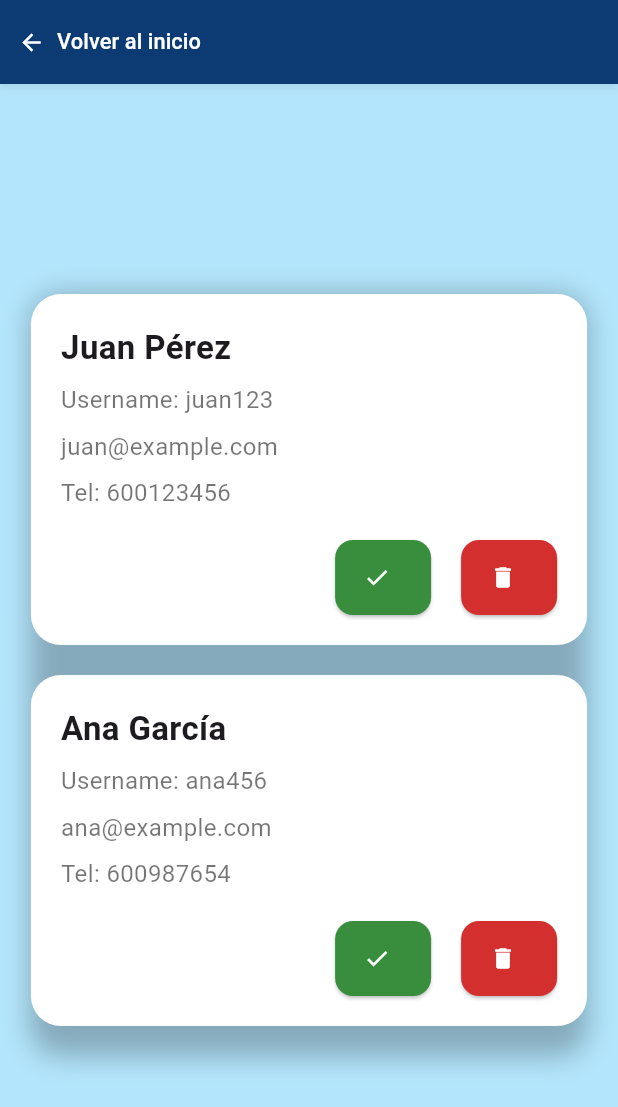
After one commit to PabloDev09/pablodev09.github.io, a Flutter app: the PendingUsersScreen screen opened by its route, on a phone screen of 412 x 824 dp. The commit adds this screen. Shown: the top 1107 px of the screen. Run offline on Flutter 3.47's test engine with Material 3 defaults, Android fonts, the phone set to English and light mode, and no system bars; our stand-ins replace cloud_firestore, dio, firebase_auth, firebase_core, go_router; accounts and stored records are empty; statements that could not run were skipped.

Commit message:
AFA 003: Creacion de la pagina de manejo de nuevos usuarios

```diff
--- a/afa/lib/main.dart
+++ b/afa/lib/main.dart
@@ -1,3 +1,4 @@
+import 'package:afa/providers/user_request_provider.dart';
 import 'package:flutter/material.dart';
 import 'package:flutter_web_plugins/flutter_web_plugins.dart';
 import 'package:afa/router/app_router.dart';
@@ -25,6 +26,7 @@ class MyApp extends StatelessWidget {
     return MultiProvider(
       providers: [
         ChangeNotifierProvider(create: (_) => RegisterProvider()),
+        ChangeNotifierProvider(create: (_) => UserRequestProvider()),
       ],
       child: MaterialApp.router(
         debugShowCheckedModeBanner: false,
--- /dev/null
+++ b/afa/lib/providers/user_request_provider.dart
@@ -0,0 +1,62 @@
+import 'package:flutter/material.dart';
+import 'package:afa/models/user_register.dart';
+
+class UserRequestProvider extends ChangeNotifier {
+  // Lista de usuarios pendientes (aquellos que aún no han sido activados)
+  final List<UserRegister> _pendingUsers = [
+    const UserRegister(
+      mail: 'juan@example.com',
+      username: 'juan123',
+      password: 'password1',
+      name: 'Juan',
+      surnames: 'Pérez',
+      address: 'Calle Falsa 123, Jaén (23), 23001',
+      phoneNumber: '600123456',
+      rol: 'user',
+      isActivate: false,
+    ),
+    const UserRegister(
+      mail: 'ana@example.com',
+      username: 'ana456',
+      password: 'password2',
+      name: 'Ana',
+      surnames: 'García',
+      address: 'Avenida Siempre Viva 742, Granada (18), 18001',
+      phoneNumber: '600987654',
+      rol: 'user',
+      isActivate: false,
+    ),
+  ];
+
+  // Getter para acceder a la lista de usuarios pendientes.
+  List<UserRegister> get pendingUsers => _pendingUsers;
+
+  /// Método para aceptar un usuario:
+  /// Se crea una nueva instancia del usuario con `isActivate` en true y se elimina de la lista de pendientes.
+  void acceptUser(UserRegister user) {
+    // Creamos una nueva instancia con isActivate = true
+    final acceptedUser = UserRegister(
+      mail: user.mail,
+      username: user.username,
+      password: user.password,
+      name: user.name,
+      surnames: user.surnames,
+      address: user.address,
+      phoneNumber: user.phoneNumber,
+      rol: user.rol,
+      isActivate: true,
+    );
+    // Por el momento, se elimina el usuario de la lista de pendientes.
+    _pendingUsers.remove(user);
+    // En un futuro, se podría actualizar la base de datos con la información de acceptedUser.
+    notifyListeners();
+  }
+
+  /// Método para eliminar un usuario:
+  /// Elimina el usuario de la lista de pendientes.
+  void deleteUser(UserRegister user) {
+    _pendingUsers.remove(user);
+    // En el futuro, se implementará la eliminación en la base de datos.
+    notifyListeners();
+  }
+}
--- a/afa/lib/router/app_router.dart
+++ b/afa/lib/router/app_router.dart
@@ -1,6 +1,7 @@
 import 'package:afa/screens/dashboard_screen.dart';
 import 'package:afa/screens/login_screen.dart';
 import 'package:afa/screens/not_found_screen.dart';
+import 'package:afa/screens/pending_user_screen.dart';
 import 'package:afa/screens/register_screen.dart';
 import 'package:afa/screens/welcome_screen.dart';
 import 'package:firebase_auth/firebase_auth.dart';
@@ -38,6 +39,11 @@ final GoRouter afaRouter = GoRouter(
         return null;
       },
     ),
+    GoRoute(
+      path: '/pending',
+      name: 'pending',
+      builder: (context, state) => const PendingUsersScreen(),
+    ),
   ],
   errorBuilder: (context, state) => const NotFoundScreen(),
 );
--- /dev/null
+++ b/afa/lib/screens/pending_user_screen.dart
@@ -0,0 +1,263 @@
+import 'package:afa/providers/user_request_provider.dart';
+import 'package:flutter/material.dart';
+import 'package:go_router/go_router.dart';
+import 'package:provider/provider.dart';
+import 'package:afa/models/user_register.dart';
+
+class PendingUsersScreen extends StatelessWidget {
+  const PendingUsersScreen({super.key});
+
+  @override
+  Widget build(BuildContext context) {
+    final double screenWidth = MediaQuery.of(context).size.width;
+    final double containerWidth =
+        screenWidth * 0.9 > 600 ? 600 : screenWidth * 0.9;
+
+    return Scaffold(
+      backgroundColor: Colors.lightBlue[100],
+      appBar: AppBar(
+          backgroundColor: const Color(0xFF063970),
+          elevation: 2,
+          shadowColor: Colors.black26,
+          leadingWidth: 150,
+          leading: TextButton.icon(
+            onPressed: () => context.go('/'),
+            icon: const Icon(Icons.arrow_back, color: Colors.white),
+            label: const FittedBox(
+              fit: BoxFit.scaleDown,
+              child: Text(
+                'Volver al inicio',
+                style: TextStyle(
+                  color: Colors.white,
+                  fontSize: 25,
+                ),
+              ),
+            ),
+          ),
+        ),
+      body: Consumer<UserRequestProvider>(
+        builder: (context, userRequestProvider, _) {
+          final pendingUsers = userRequestProvider.pendingUsers;
+          if (pendingUsers.isEmpty) {
+            return const Center(
+              child: Text(
+                'No hay peticiones de registro',
+                style: TextStyle(fontSize: 18),
+              ),
+            );
+          }
+          return Center(
+            child: SingleChildScrollView(
+              child: Container(
+                width: containerWidth,
+                margin: const EdgeInsets.all(16),
+                decoration: BoxDecoration(
+                  color: Colors.transparent,
+                  borderRadius: BorderRadius.circular(20),
+                  boxShadow: const [
+                    BoxShadow(
+                      color: Colors.black26,
+                      blurRadius: 15,
+                      offset: Offset(0, 10),
+                    ),
+                  ],
+                ),
+                child: Column(
+                  children: pendingUsers
+                      .map((user) => _buildUserCard(context, user))
+                      .toList(),
+                ),
+              ),
+            ),
+          );
+        },
+      ),
+    );
+  }
+
+  Widget _buildUserCard(BuildContext context, UserRegister user) {
+    return Container(
+      margin: const EdgeInsets.symmetric(vertical: 10),
+      decoration: BoxDecoration(
+        color: Colors.white,
+        borderRadius: BorderRadius.circular(20),
+      ),
+      child: Padding(
+        padding: const EdgeInsets.all(20),
+        child: LayoutBuilder(
+          builder: (context, constraints) {
+            // Si el ancho de la tarjeta es mayor a 400, se muestra la información en dos columnas.
+            if (constraints.maxWidth > 400) {
+              return Column(
+                crossAxisAlignment: CrossAxisAlignment.start,
+                children: [
+                  // Fila superior con dos columnas de información
+                  Row(
+                    mainAxisAlignment: MainAxisAlignment.spaceBetween,
+                    children: [
+                      // Columna izquierda: Nombre completo y username
+                      Column(
+                        crossAxisAlignment: CrossAxisAlignment.start,
+                        children: [
+                          Text(
+                            '${user.name} ${user.surnames}',
+                            style: const TextStyle(
+                              fontSize: 22,
+                              fontWeight: FontWeight.bold,
+                            ),
+                          ),
+                          const SizedBox(height: 8),
+                          Text(
+                            'Username: ${user.username}',
+                            style: const TextStyle(
+                              fontSize: 16,
+                              color: Colors.black54,
+                            ),
+                          ),
+                        ],
+                      ),
+                      // Columna derecha: Correo y teléfono
+                      Column(
+                        crossAxisAlignment: CrossAxisAlignment.end,
+                        children: [
+                          Text(
+                            user.mail,
+                            style: const TextStyle(
+                              fontSize: 16,
+                              color: Colors.black54,
+                            ),
+                          ),
+                          const SizedBox(height: 8),
+                          Text(
+                            'Tel: ${user.phoneNumber}',
+                            style: const TextStyle(
+                              fontSize: 16,
+                              color: Colors.black54,
+                            ),
+                          ),
+                        ],
+                      ),
+                    ],
+                  ),
+                  const SizedBox(height: 20),
+                  // Botones de acción
+                  Row(
+                    mainAxisAlignment: MainAxisAlignment.end,
+                    children: [
+                      ElevatedButton.icon(
+                        onPressed: () {
+                          Provider.of<UserRequestProvider>(context, listen: false)
+                              .acceptUser(user);
+                        },
+                        icon: const Icon(Icons.check, color: Colors.white),
+                        label: const SizedBox.shrink(),
+                        style: ElevatedButton.styleFrom(
+                          backgroundColor: Colors.green[700],
+                          shape: RoundedRectangleBorder(
+                            borderRadius: BorderRadius.circular(12),
+                          ),
+                          padding: const EdgeInsets.all(16),
+                        ),
+                      ),
+                      const SizedBox(width: 20),
+                      ElevatedButton.icon(
+                        onPressed: () {
+                          Provider.of<UserRequestProvider>(context, listen: false)
+                              .deleteUser(user);
+                        },
+                        icon: const Icon(Icons.delete, color: Colors.white),
+                        label: const SizedBox.shrink(),
+                        style: ElevatedButton.styleFrom(
+                          backgroundColor: Colors.red[700],
+                          shape: RoundedRectangleBorder(
+                            borderRadius: BorderRadius.circular(12),
+                          ),
+                          padding: const EdgeInsets.all(16),
+                        ),
+                      ),
+                    ],
+                  ),
+                ],
+              );
+            } else {
+              // Para anchos pequeños, se muestra la información en columna.
+              return Column(
+                crossAxisAlignment: CrossAxisAlignment.start,
+                children: [
+                  Text(
+                    '${user.name} ${user.surnames}',
+                    style: const TextStyle(
+                      fontSize: 22,
+                      fontWeight: FontWeight.bold,
+                    ),
+                  ),
+                  const SizedBox(height: 8),
+                  Text(
+                    'Username: ${user.username}',
+                    style: const TextStyle(
+                      fontSize: 16,
+                      color: Colors.black54,
+                    ),
+                  ),
+                  const SizedBox(height: 8),
+                  Text(
+                    user.mail,
+                    style: const TextStyle(
+                      fontSize: 16,
+                      color: Colors.black54,
+                    ),
+                  ),
+                  const SizedBox(height: 8),
+                  Text(
+                    'Tel: ${user.phoneNumber}',
+                    style: const TextStyle(
+                      fontSize: 16,
+                      color: Colors.black54,
+                    ),
+                  ),
+                  const SizedBox(height: 20),
+                  Row(
+                    mainAxisAlignment: MainAxisAlignment.end,
+                    children: [
+                      ElevatedButton.icon(
+                        onPressed: () {
+                          Provider.of<UserRequestProvider>(context, listen: false)
+                              .acceptUser(user);
+                        },
+                        icon: const Icon(Icons.check, color: Colors.white),
+                        label: const SizedBox.shrink(),
+                        style: ElevatedButton.styleFrom(
+                          backgroundColor: Colors.green[700],
+                          shape: RoundedRectangleBorder(
+                            borderRadius: BorderRadius.circular(12),
+                          ),
+                          padding: const EdgeInsets.all(16),
+                        ),
+                      ),
+                      const SizedBox(width: 20),
+                      ElevatedButton.icon(
+                        onPressed: () {
+                          Provider.of<UserRequestProvider>(context, listen: false)
+                              .deleteUser(user);
+                        },
+                        icon: const Icon(Icons.delete, color: Colors.white),
+                        label: const SizedBox.shrink(),
+                        style: ElevatedButton.styleFrom(
+                          backgroundColor: Colors.red[700],
+                          shape: RoundedRectangleBorder(
+                            borderRadius: BorderRadius.circular(12),
+                          ),
+                          padding: const EdgeInsets.all(16),
+                        ),
+                      ),
+                    ],
+                  ),
+                ],
+              );
+            }
+          },
+        ),
+      ),
+    );
+  }
+}
```
